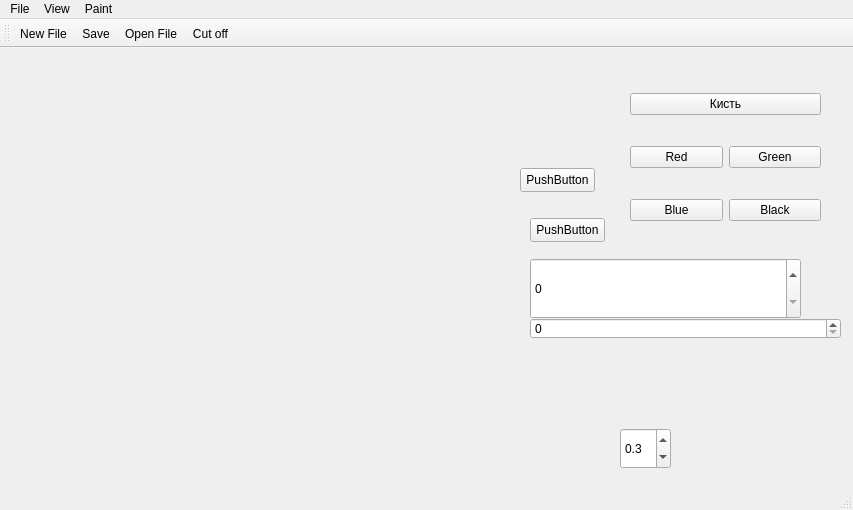
Kasyanov-Igor/Photoshop, file mainwindow.ui: the form before one commit.
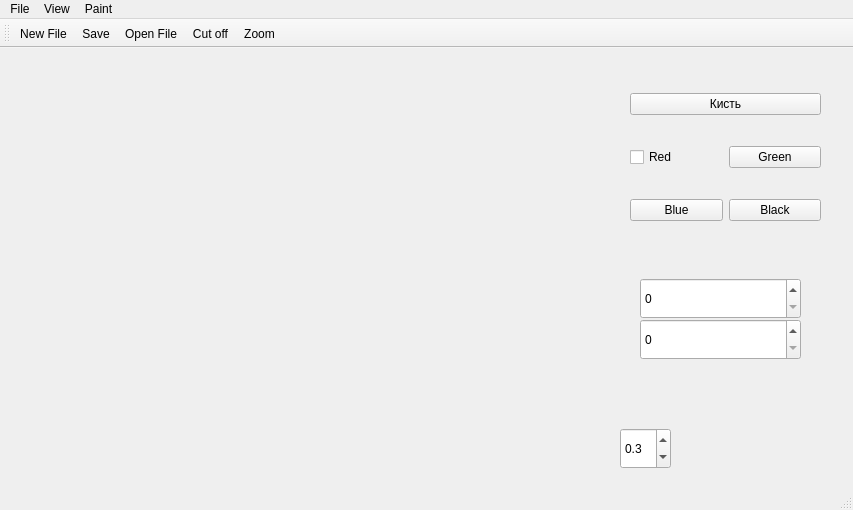
The form after the commit. Icons and pictures are not drawn.

The edit to the form file:
```diff
--- a/mainwindow.ui
+++ b/mainwindow.ui
@@ -79,10 +79,10 @@
     </property>
     <property name="geometry">
      <rect>
-      <x>530</x>
-      <y>210</y>
-      <width>271</width>
-      <height>61</height>
+      <x>640</x>
+      <y>230</y>
+      <width>161</width>
+      <height>41</height>
      </rect>
     </property>
    </widget>
@@ -92,10 +92,10 @@
     </property>
     <property name="geometry">
      <rect>
-      <x>530</x>
-      <y>270</y>
-      <width>311</width>
-      <height>21</height>
+      <x>640</x>
+      <y>271</y>
+      <width>161</width>
+      <height>41</height>
      </rect>
     </property>
    </widget>
@@ -109,16 +109,6 @@
      </rect>
     </property>
     <layout class="QGridLayout" name="gridLayout">
-     <item row="1" column="0">
-      <widget class="QPushButton" name="But_red">
-       <property name="enabled">
-        <bool>true</bool>
-       </property>
-       <property name="text">
-        <string>Red</string>
-       </property>
-      </widget>
-     </item>
      <item row="3" column="0">
       <widget class="QPushButton" name="But_blue">
        <property name="enabled">
@@ -159,34 +149,18 @@
        </property>
       </widget>
      </item>
+     <item row="1" column="0">
+      <widget class="QCheckBox" name="But_red">
+       <property name="enabled">
+        <bool>true</bool>
+       </property>
+       <property name="text">
+        <string>Red</string>
+       </property>
+      </widget>
+     </item>
     </layout>
    </widget>
-   <widget class="QPushButton" name="pushButton_2">
-    <property name="geometry">
-     <rect>
-      <x>520</x>
-      <y>120</y>
-      <width>75</width>
-      <height>24</height>
-     </rect>
-    </property>
-    <property name="text">
-     <string>PushButton</string>
-    </property>
-   </widget>
-   <widget class="QPushButton" name="pushButton_3">
-    <property name="geometry">
-     <rect>
-      <x>530</x>
-      <y>170</y>
-      <width>75</width>
-      <height>24</height>
-     </rect>
-    </property>
-    <property name="text">
-     <string>PushButton</string>
-    </property>
-   </widget>
   </widget>
   <widget class="QMenuBar" name="menubar">
    <property name="geometry">
@@ -250,6 +224,7 @@
    <addaction name="actionSave"/>
    <addaction name="actionOpen_File"/>
    <addaction name="actionCuo_off"/>
+   <addaction name="actionZoom"/>
   </widget>
   <action name="actionNew_File">
    <property name="icon">
@@ -311,6 +286,14 @@
     <string>Brush</string>
    </property>
   </action>
+  <action name="actionZoom">
+   <property name="icon">
+    <iconset theme="QIcon::ThemeIcon::ZoomIn"/>
+   </property>
+   <property name="text">
+    <string>Zoom</string>
+   </property>
+  </action>
  </widget>
  <resources/>
  <connections/>
```
Left out of the diff: 1 changed line with no effect on the pictures.
